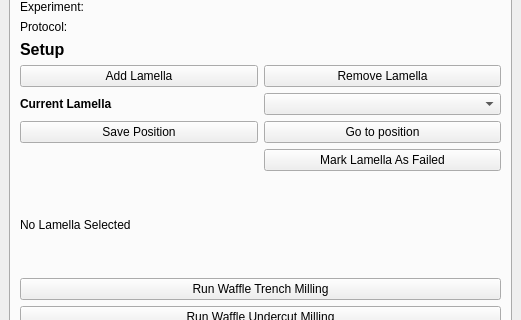
Old version of the form autolamella/ui/qt/AutoLamellaUI.ui in the repository DeMarcoLab/autolamella; both pictures show x 0 to 521 and y 88 to 408 of the 521 by 857 pixel window.
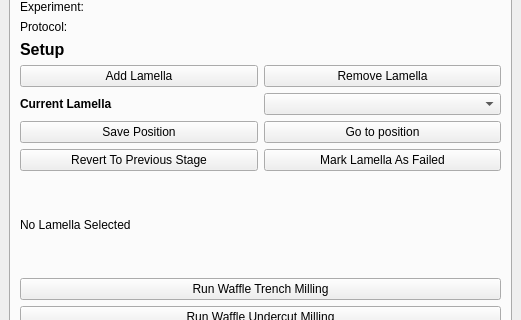
New version of the form.

Commit message: revert button

The edit to the form file:
```diff
--- a/autolamella/ui/qt/AutoLamellaUI.ui
+++ b/autolamella/ui/qt/AutoLamellaUI.ui
@@ -225,6 +225,13 @@
           </property>
          </widget>
         </item>
+        <item row="11" column="0">
+         <widget class="QPushButton" name="pushButton_revert_stage">
+          <property name="text">
+           <string>Revert To Previous Stage</string>
+          </property>
+         </widget>
+        </item>
        </layout>
       </widget>
       <widget class="QWidget" name="tab_2">
```
The commit also changes 2 other files.
